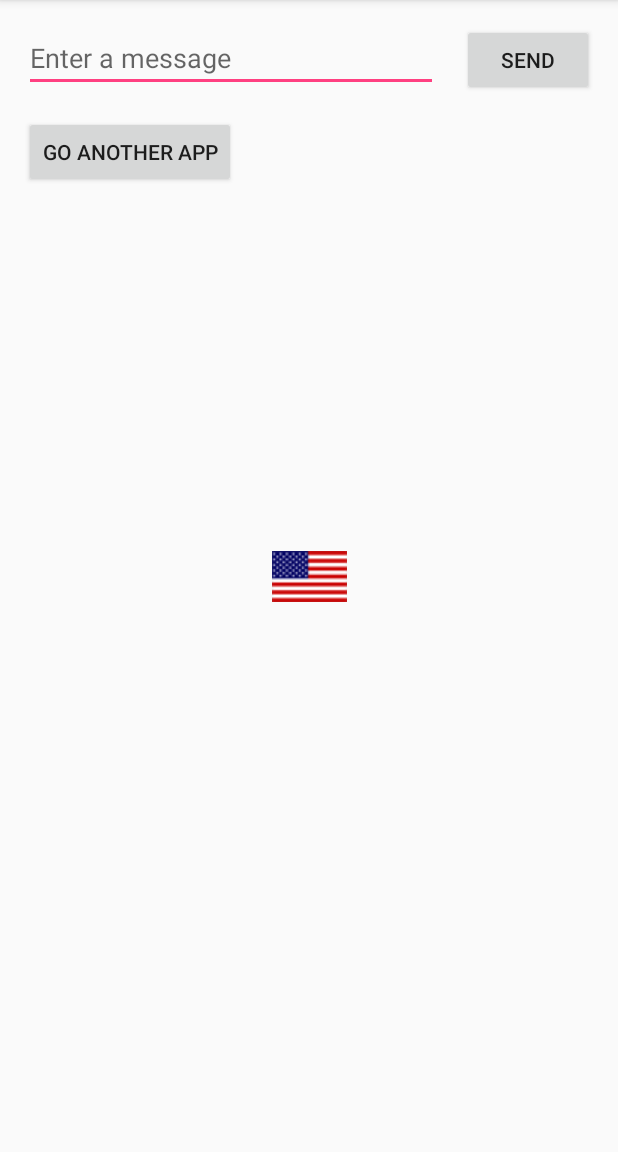
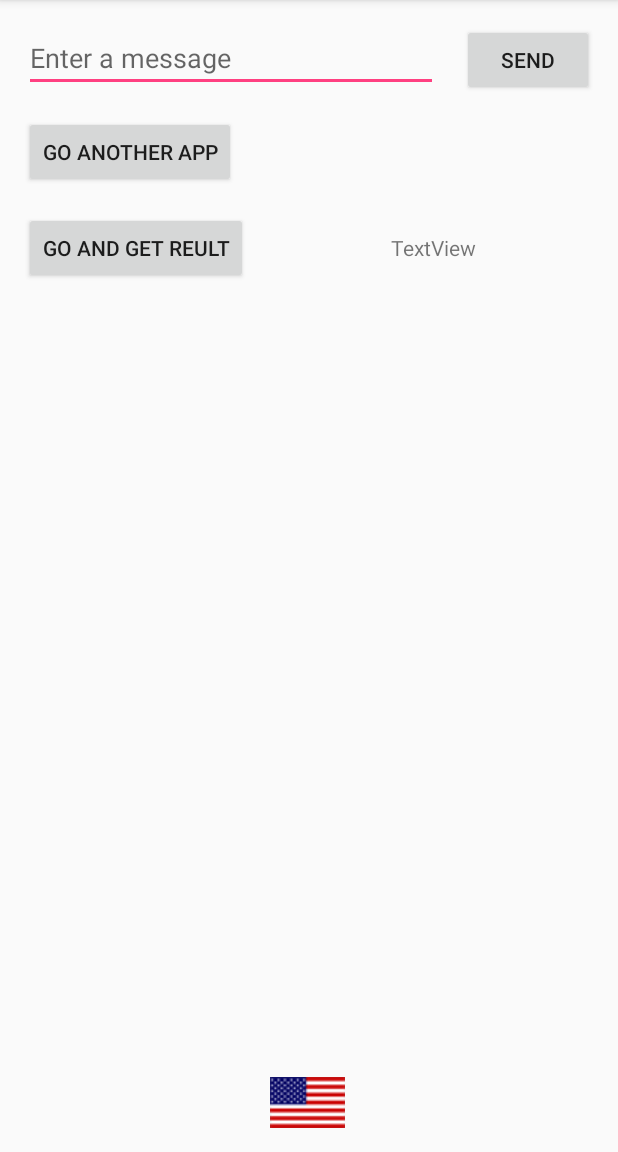
Before and after one commit to peraphol/StartAndroid, an Android app: the screen it shows after launch (MainActivity), on a phone screen of 412 x 824 dp, the part 84-1236 px from its top. Run offline under Robolectric (Android 15) with nearby library versions, the phone set to English and light mode, and no system bars.

Commit message:
change activity add local resource

```diff
--- a/app/build.gradle
+++ b/app/build.gradle
@@ -20,11 +20,12 @@ android {
 }
 
 dependencies {
-    compile fileTree(dir: 'libs', include: ['*.jar'])
+    compile fileTree(include: ['*.jar'], dir: 'libs')
     androidTestCompile('com.android.support.test.espresso:espresso-core:2.2.2', {
         exclude group: 'com.android.support', module: 'support-annotations'
     })
     compile 'com.android.support:appcompat-v7:25.3.1'
     compile 'com.android.support.constraint:constraint-layout:1.0.2'
+    compile 'com.android.support:support-core-utils:25.3.1'
     testCompile 'junit:junit:4.12'
 }
--- a/app/src/main/res/layout/activity_main.xml
+++ b/app/src/main/res/layout/activity_main.xml
@@ -41,8 +41,9 @@
         app:layout_constraintBottom_toBottomOf="parent"
         app:layout_constraintLeft_toLeftOf="parent"
         app:layout_constraintRight_toRightOf="parent"
-        app:layout_constraintTop_toTopOf="parent"
-        app:srcCompat="@mipmap/country_flag" />
+        app:srcCompat="@mipmap/country_flag"
+        app:layout_constraintHorizontal_bias="0.498"
+        android:layout_marginBottom="16dp" />
 
     <Button
         android:id="@+id/button3"
@@ -55,4 +56,26 @@
         app:layout_constraintLeft_toLeftOf="parent"
         app:layout_constraintTop_toBottomOf="@+id/editText" />
 
+    <Button
+        android:id="@+id/button"
+        android:layout_width="wrap_content"
+        android:layout_height="wrap_content"
+        android:layout_marginLeft="16dp"
+        android:layout_marginTop="16dp"
+        android:onClick="goAndGetResult"
+        android:text="@string/go_get_result"
+        app:layout_constraintLeft_toLeftOf="parent"
+        app:layout_constraintTop_toBottomOf="@+id/button3" />
+
+    <TextView
+        android:id="@+id/showResult"
+        android:layout_width="wrap_content"
+        android:layout_height="wrap_content"
+        android:text="TextView"
+        app:layout_constraintLeft_toRightOf="@+id/button"
+        android:layout_marginLeft="16dp"
+        app:layout_constraintBaseline_toBaselineOf="@+id/button"
+        android:layout_marginRight="16dp"
+        app:layout_constraintRight_toRightOf="parent" />
+
 </android.support.constraint.ConstraintLayout>
--- a/app/src/main/res/values/strings.xml
+++ b/app/src/main/res/values/strings.xml
@@ -3,4 +3,6 @@
     <string name="edit_message">Enter a message</string>
     <string name="button_send">Send</string>
     <string name="go_another_app">Go Another App</string>
+    <string name="chooser_title">Choose application</string>
+    <string name="go_get_result">Go and get reult</string>
 </resources>
```
Also changed, not shown: app/src/main/java/com/jukgu/startandroid/MainActivity.java (+67 -2 lines).
